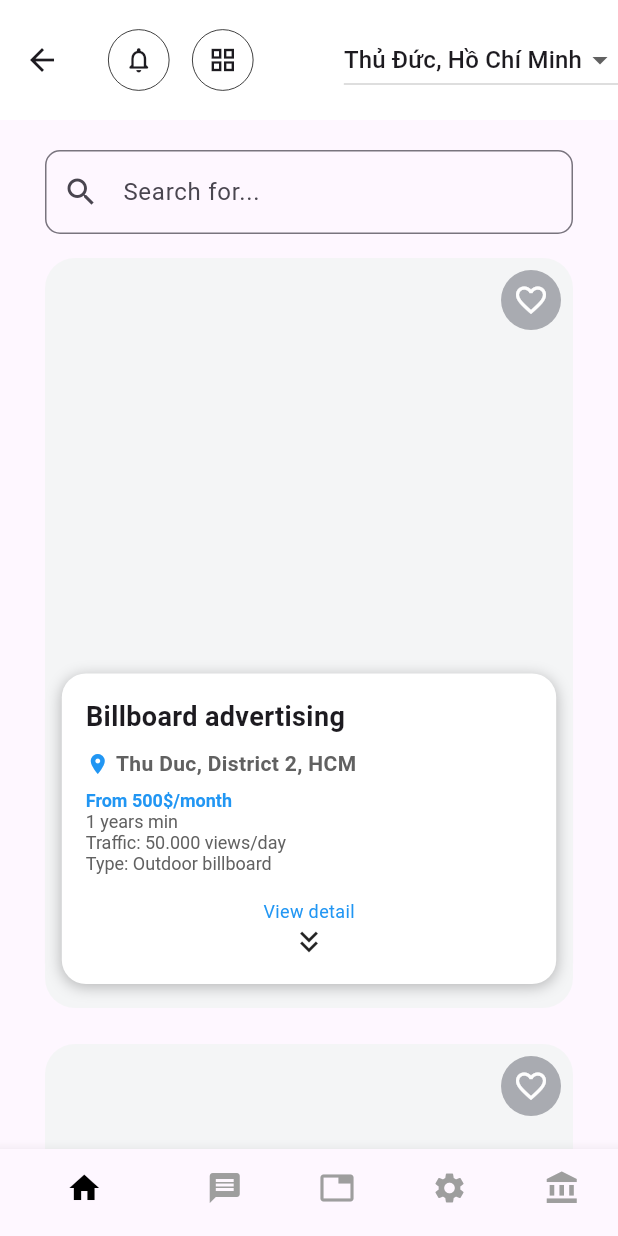
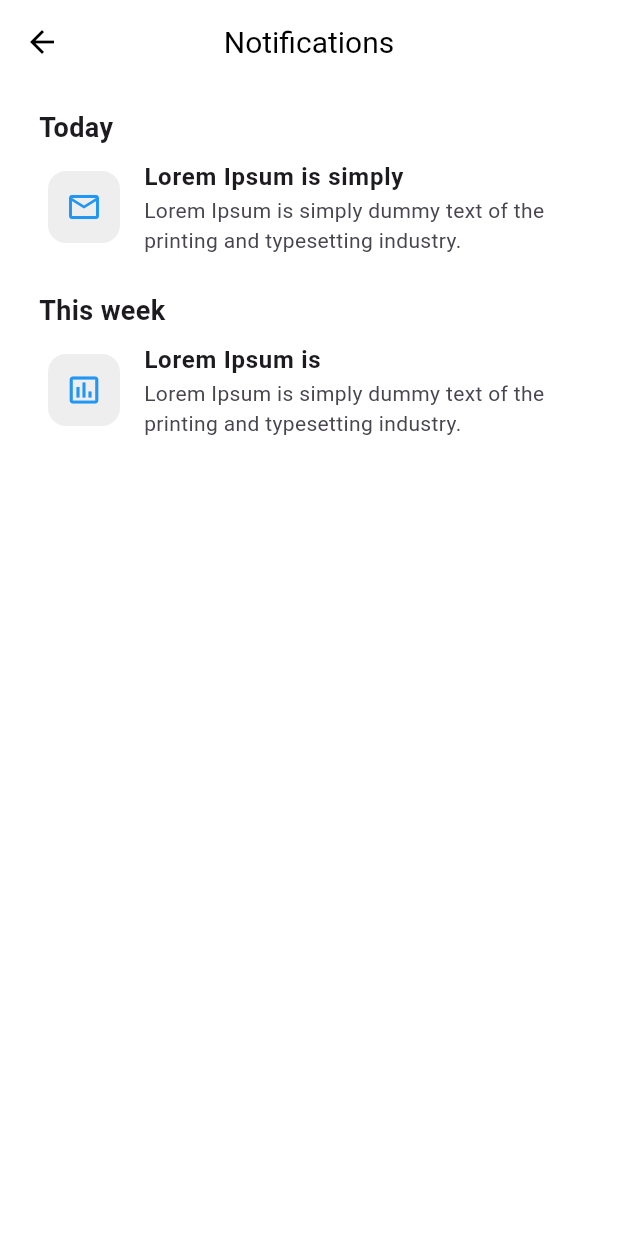
Before and after one commit to minhtnn/PanelWay_Mobile, a Flutter app: the ACHomeMain screen opened by its route, after a tap on the "notifications none" icon, on a phone screen of 412 x 824 dp. Run offline on Flutter 3.47's test engine with Material 3 defaults, Android fonts, the phone set to English and light mode, and no system bars; our stand-ins replace dio, flutter_map, latlong2; accounts and stored records are empty.

```diff
--- a/lib/app/app_routes.dart
+++ b/lib/app/app_routes.dart
@@ -4,6 +4,8 @@ import 'package:panelway_mobile/features/auth/screen/login_screen.dart';
 import 'package:panelway_mobile/features/auth/screen/otp-screen.dart';
 import 'package:panelway_mobile/features/auth/screen/signup_screen.dart';
 import 'package:panelway_mobile/features/home/screen/ac_home_main.dart';
+import 'package:panelway_mobile/features/home/screen/ac_map_screen.dart';
+import 'package:panelway_mobile/features/notification/screen/notification_list_screen.dart';
 class AppRoutes {
   static const String login = '/login';
   static const String home = '/home';
@@ -12,6 +14,9 @@ class AppRoutes {
   static const String otp = "/otp";
   static const String reset = "/reset-password";
   static const String acHomeMain = '/ac-home-main';
+  static const String notification = '/notification';
+  static const String acMap = '/ac-map';
+
 
   static Route<dynamic> generateRoute(RouteSettings settings) {
     switch (settings.name) {
@@ -25,6 +30,10 @@ class AppRoutes {
         return MaterialPageRoute(builder: (_) => OTPScreen());
       case acHomeMain:
         return MaterialPageRoute(builder: (_) => ACHomeMain());
+      case notification:
+        return MaterialPageRoute(builder: (_) => NotificationListScreen());
+      case acMap:
+        return MaterialPageRoute(builder: (_) => MapScreen());
       default:
         return MaterialPageRoute(
           builder: (_) => Scaffold(
--- a/lib/core/constants/api_endpoints.dart
+++ b/lib/core/constants/api_endpoints.dart
@@ -2,7 +2,7 @@ import 'dart:io';
 
 class ServerConstant{
   static String serverURL =
-      Platform.isAndroid ? 'http://10.0.2.2:8000' : 'http://127.0.0.1:8000';
+      Platform.isAndroid ? 'http://10.0.2.2:8080' : 'http://127.0.0.1:8080';
 }
 
 class ApiEndpoints {
--- a/lib/features/home/screen/ac_home_main.dart
+++ b/lib/features/home/screen/ac_home_main.dart
@@ -1,4 +1,5 @@
 import 'package:flutter/material.dart';
+import 'package:panelway_mobile/app/app_routes.dart';
 import 'package:panelway_mobile/features/home/widgets/advertisement_card%20.dart';
 import 'package:panelway_mobile/features/home/widgets/bottom_bar.dart';
 import 'package:panelway_mobile/features/home/widgets/icon_navigation.dart';
@@ -29,10 +30,14 @@ class _ACHomeMainState extends State<ACHomeMain> {
             mainAxisAlignment: MainAxisAlignment.start,
             children: [
               CircleIconNavigation(
-                  iconData: Icons.notifications_none_rounded, onTap: () {}),
+                  iconData: Icons.notifications_none_rounded, onTap: () {
+                    Navigator.pushNamed(context, AppRoutes.notification);
+                  }),
               const SizedBox(width: 15),
               CircleIconNavigation(
-                  iconData: Icons.grid_view_outlined, onTap: () {}),
+                  iconData: Icons.grid_view_outlined, onTap: () {
+                    Navigator.pushNamed(context, AppRoutes.acMap);
+                  }),
             ],
           ),
           actions: [
--- /dev/null
+++ b/lib/features/notification/screen/notification_list_screen.dart
@@ -0,0 +1,51 @@
+import 'package:flutter/material.dart';
+import 'package:panelway_mobile/app/app_palette.dart';
+import 'package:panelway_mobile/features/notification/widgets/notification_item.dart';
+import 'package:panelway_mobile/features/notification/widgets/notification_section.dart';
+
+class NotificationListScreen extends StatelessWidget {
+  const NotificationListScreen({super.key});
+
+  @override
+  Widget build(BuildContext context) {
+    return Scaffold(
+      appBar: AppBar(
+        title: Text('Notifications', style: TextStyle(color: Colors.black)),
+        backgroundColor: Colors.white,
+        elevation: 0,
+        centerTitle: true,
+        iconTheme: IconThemeData(color: Colors.black),
+      ),
+      body: ListView(
+        padding: EdgeInsets.all(16.0),
+        children: [
+          NotificationSection(
+            title: 'Today',
+            notifications: [
+              NotificationItem(
+                time: '1 hour',
+                title: 'Lorem Ipsum is simply',
+                description:
+                    'Lorem Ipsum is simply dummy text of the printing and typesetting industry.',
+                icon: Icons.mail_outline,
+              ),
+            ],
+          ),
+          SizedBox(height: 16),
+          NotificationSection(
+            title: 'This week',
+            notifications: [
+              NotificationItem(
+                time: '4 days',
+                title: 'Lorem Ipsum is',
+                description:
+                    'Lorem Ipsum is simply dummy text of the printing and typesetting industry.',
+                icon: Icons.insert_chart_outlined,
+              ),
+            ],
+          ),
+        ],
+      ),
+    );
+  }
+}
--- /dev/null
+++ b/lib/features/notification/widgets/notification_item.dart
@@ -0,0 +1,48 @@
+import 'package:flutter/material.dart';
+
+class NotificationItem extends StatelessWidget {
+  final String time;
+  final String title;
+  final String description;
+  final IconData icon;
+
+  NotificationItem({
+    required this.time,
+    required this.title,
+    required this.description,
+    required this.icon,
+  });
+
+  @override
+  Widget build(BuildContext context) {
+    return ListTile(
+      leading: Column(
+        mainAxisAlignment: MainAxisAlignment.center,
+        children: [
+          Container(
+            padding: EdgeInsets.all(12),
+            decoration: BoxDecoration(
+              color: Colors.grey[200],
+              borderRadius: BorderRadius.circular(12),
+            ),
+            child: Icon(icon, color: Colors.blue),
+          )
+          // Icon(Icons.circle, size: 8, color: Colors.blue),
+        ],
+      ),
+      title: Text(
+        title,
+        style: TextStyle(fontWeight: FontWeight.bold),
+      ),
+      subtitle: Text(description),
+      // trailing: Container(
+      //   padding: EdgeInsets.all(8),
+      //   decoration: BoxDecoration(
+      //     color: Colors.grey[200],
+      //     borderRadius: BorderRadius.circular(12),
+      //   ),
+      //   child: Icon(icon, color: Colors.blue),
+      // ),
+    );
+  }
+}
--- /dev/null
+++ b/lib/features/notification/widgets/notification_section.dart
@@ -0,0 +1,31 @@
+import 'package:flutter/material.dart';
+import 'package:panelway_mobile/features/notification/widgets/notification_item.dart';
+
+class NotificationSection  extends StatelessWidget {
+  final String title;
+  final List<NotificationItem> notifications;
+  NotificationSection({required this.title, required this.notifications});
+
+  @override
+  Widget build(BuildContext context) {
+    return GestureDetector(
+      child: Column(
+        crossAxisAlignment: CrossAxisAlignment.start,
+        children: [
+          Padding(
+            padding: const EdgeInsets.only(left: 10.0),
+            child: Text(
+              title,
+              style: TextStyle(fontSize: 18, fontWeight: FontWeight.bold),
+            ),
+          ),
+          ...notifications,
+        ],
+      ),
+      onTap: () {
+
+        print(1);
+      },
+    );
+  }
+}
--- a/pubspec.yaml
+++ b/pubspec.yaml
@@ -11,9 +11,11 @@ environment:
 dependencies:
   flutter:
     sdk: flutter
-  uuid: ^3.0.6
+  uuid: ^4.2.1
   dio: ^5.2.0
   provider: ^5.0.0
+  flutter_map: ^7.0.2
+  latlong2: ^0.9.1
 dev_dependencies:
   flutter_test:
     sdk: flutter
```
Also changed, not shown: lib/features/auth/screen/login_screen.dart (+4 -6 lines), lib/features/home/screen/ac_map_screen.dart (added, +42 -0 lines), lib/main.dart (+16 -3 lines), flutter_01.png (deleted), flutter_02.png (deleted), pubspec.lock, 2 other files.
